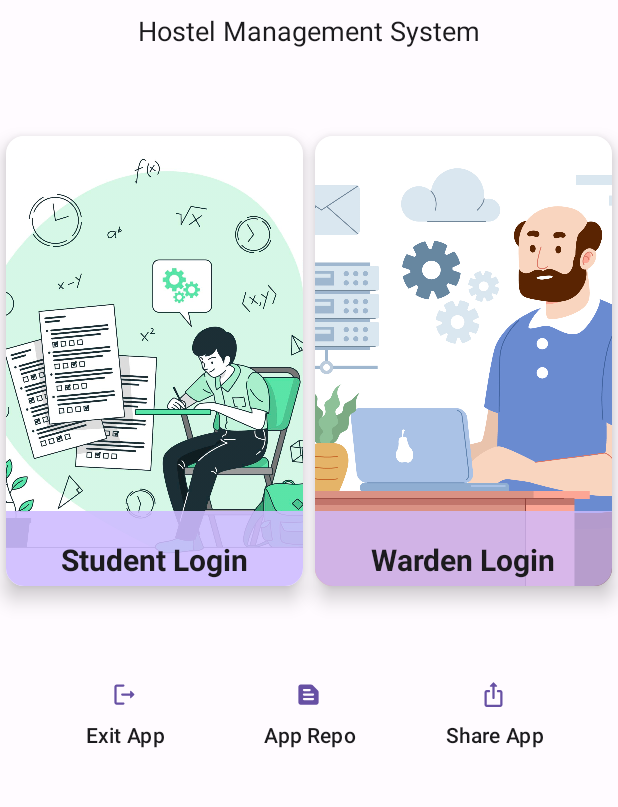
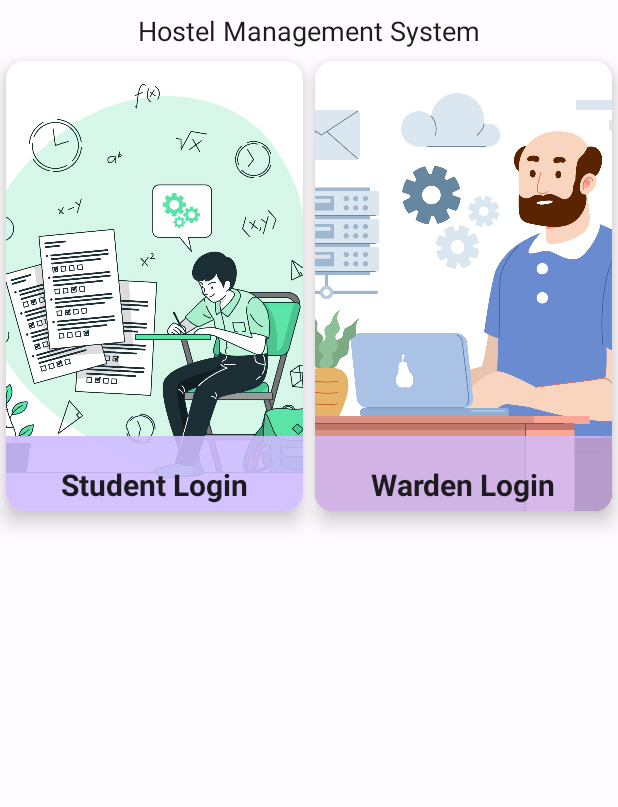
Before and after one commit to godwins3/HostelYangu, an Android app: the screen it shows after launch (GlobalLogin), on a phone screen of 412 x 824 dp, the part 403-1210 px from its top. Run offline under Robolectric (Android 15) with nearby library versions, the light colour scheme and no system bars; pictures from the network do not load.

Commit message:
mild changes to UI

```diff
--- a/app/src/main/java/dex/alpha/hostelyangu/GlobalLogin.kt
+++ b/app/src/main/java/dex/alpha/hostelyangu/GlobalLogin.kt
@@ -36,36 +36,36 @@ class GlobalLogin : AppCompatActivity() {
         setContentView(R.layout.activity_global_login)
 
 
-        // Exit Button Code
-        btnExit = findViewById(R.id.exitButton)
-        btnExit.setOnClickListener(){
-            finish()
-        }
-
-
-        // App repo button code
-        shareRepo = findViewById(R.id.shareRepo)
-        shareRepo.setOnClickListener(){
-            val url = "https://github.com/godwins3/HostelYangu"
-            val intent = Intent(Intent.ACTION_VIEW)
-            intent.setDataAndType(Uri.parse(url), "text/plain")
-            val choose = Intent.createChooser(intent, "Share URL")
-            startActivity(choose)
-        }
-
-        // share app button code
-        shareAppTxt = findViewById(R.id.shareAppTxt)
-        shareAppTxt.setOnClickListener(){
-            val intent = Intent(Intent.ACTION_SEND)
-            val url = "https://github.com/deveshp007/hostelyangu/releases/download/v1.0.1/hostelyangu.apk"
-            intent.type = "text/plain"
-            intent.putExtra(
-                Intent.EXTRA_TEXT,
-                "Hey, Checkout this Hostel Yangu App. $url"
-            )
-            val chooser = Intent.createChooser(intent, "Share this app using...")
-            startActivity(chooser)
-        }
+//        // Exit Button Code
+//        btnExit = findViewById(R.id.exitButton)
+//        btnExit.setOnClickListener(){
+//            finish()
+//        }
+//
+//
+//        // App repo button code
+//        shareRepo = findViewById(R.id.shareRepo)
+//        shareRepo.setOnClickListener(){
+//            val url = "https://github.com/godwins3/HostelYangu"
+//            val intent = Intent(Intent.ACTION_VIEW)
+//            intent.setDataAndType(Uri.parse(url), "text/plain")
+//            val choose = Intent.createChooser(intent, "Share URL")
+//            startActivity(choose)
+//        }
+//
+//        // share app button code
+//        shareAppTxt = findViewById(R.id.shareAppTxt)
+//        shareAppTxt.setOnClickListener(){
+//            val intent = Intent(Intent.ACTION_SEND)
+//            val url = "https://github.com/deveshp007/hostelyangu/releases/download/v1.0.1/hostelyangu.apk"
+//            intent.type = "text/plain"
+//            intent.putExtra(
+//                Intent.EXTRA_TEXT,
+//                "Hey, Checkout this Hostel Yangu App. $url"
+//            )
+//            val chooser = Intent.createChooser(intent, "Share this app using...")
+//            startActivity(chooser)
+//        }
 
         // student login
         studentLoginBtn = findViewById(R.id.student_login_button)
--- a/app/src/main/res/layout/activity_global_login.xml
+++ b/app/src/main/res/layout/activity_global_login.xml
@@ -63,7 +63,6 @@
         android:layout_marginEnd="4dp"
         app:cardCornerRadius="12dp"
         app:cardElevation="8dp"
-        app:layout_constraintBottom_toTopOf="@id/exitButton"
         app:layout_constraintEnd_toStartOf="@id/warden_login_button"
         app:layout_constraintStart_toStartOf="parent"
         app:layout_constraintTop_toBottomOf="@id/description">
@@ -107,7 +106,6 @@
         android:background="@drawable/warden"
         app:cardCornerRadius="12dp"
         app:cardElevation="8dp"
-        app:layout_constraintBottom_toTopOf="@id/shareAppTxt"
         app:layout_constraintEnd_toEndOf="parent"
         app:layout_constraintStart_toEndOf="@id/student_login_button"
         app:layout_constraintTop_toBottomOf="@id/description">
@@ -139,70 +137,5 @@
 
     </androidx.cardview.widget.CardView>
 
-    <Button
-        android:id="@+id/exitButton"
-        android:layout_width="wrap_content"
-        android:layout_height="wrap_content"
-        android:layout_marginStart="4dp"
-        android:layout_marginTop="8dp"
-        android:background="#00ffffff"
-        android:elevation="0dp"
-        android:padding="2dp"
-        android:stateListAnimator="@null"
-        android:text="Exit App"
-        android:textAlignment="center"
-        android:textAllCaps="false"
-        android:textColor="?attr/colorOnSurface"
-        app:icon="@drawable/round_logout_24"
-        app:iconGravity="top"
-        app:iconTint="?attr/colorPrimary"
-        app:layout_constraintBottom_toBottomOf="parent"
-        app:layout_constraintEnd_toStartOf="@id/shareRepo"
-        app:layout_constraintStart_toStartOf="parent"
-        app:layout_constraintTop_toBottomOf="@id/student_login_button" />
-
-    <Button
-        android:id="@+id/shareRepo"
-        android:layout_width="wrap_content"
-        android:layout_height="wrap_content"
-        android:layout_marginTop="8dp"
-        android:background="#00ffffff"
-        android:elevation="0dp"
-        android:padding="2dp"
-        android:stateListAnimator="@null"
-        android:text="App Repo"
-        android:textAlignment="center"
-        android:textAllCaps="false"
-        android:textColor="?attr/colorOnSurface"
-        app:icon="@drawable/ic_round_code_24"
-        app:iconGravity="top"
-        app:iconTint="?attr/colorPrimary"
-        app:layout_constraintBottom_toBottomOf="parent"
-        app:layout_constraintEnd_toStartOf="@id/shareAppTxt"
-        app:layout_constraintStart_toEndOf="@id/exitButton"
-        app:layout_constraintTop_toBottomOf="@id/warden_login_button" />
-
-    <Button
-        android:id="@+id/shareAppTxt"
-        android:layout_width="wrap_content"
-        android:layout_height="wrap_content"
-        android:layout_marginTop="8dp"
-        android:layout_marginEnd="4dp"
-        android:background="#00ffffff"
-        android:elevation="0dp"
-        android:padding="2dp"
-        android:stateListAnimator="@null"
-        android:text="Share App"
-        android:textAlignment="center"
-        android:textAllCaps="false"
-        android:textColor="?attr/colorOnSurface"
-        app:icon="@drawable/ic_round_ios_share_24"
-        app:iconGravity="top"
-        app:iconTint="?attr/colorPrimary"
-        app:layout_constraintBottom_toBottomOf="parent"
-        app:layout_constraintEnd_toEndOf="parent"
-        app:layout_constraintStart_toEndOf="@id/shareRepo"
-        app:layout_constraintTop_toBottomOf="@id/warden_login_button" />
-
 
 </androidx.constraintlayout.widget.ConstraintLayout>
```
